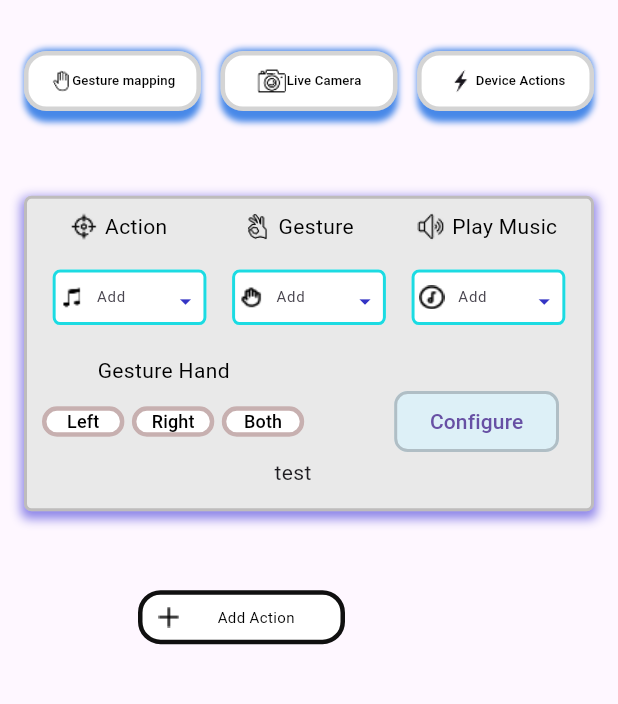
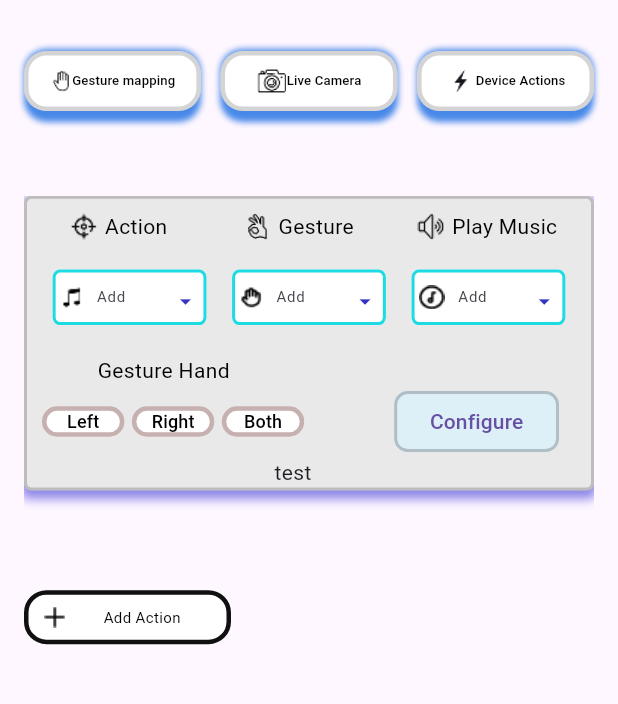
Before and after one commit to RafailAndreou/sensee, a Flutter app: the screen it shows after launch, on a phone screen of 412 x 824 dp, the part 63-767 px from its top. Run offline on Flutter 3.47's test engine with Material 3 defaults, Android fonts, the phone set to English and light mode, and no system bars; our stand-ins replace webview_flutter; missing offline and left inert: ir_sensor_plugin.

Commit message:
Added multiple connections and listview

```diff
--- a/surface_controller/lib/screen/gesturemapping/addactionbutton.dart
+++ b/surface_controller/lib/screen/gesturemapping/addactionbutton.dart
@@ -7,7 +7,12 @@ class AddActionButton extends StatelessWidget {
 
   @override
   Widget build(BuildContext context) {
-    return Container(
+    return GestureDetector(
+      onTap: () {
+        // Handle button tap
+      },
+      child: Container(
+        alignment: Alignment.center,
         width: 138,
         height: 36,
         decoration: BoxDecoration(
@@ -26,6 +31,7 @@ class AddActionButton extends StatelessWidget {
             Text(title, style: TextStyle(fontSize: 10, color: Colors.black)),
           ],
         ),
+      ),
     );
   }
 }
--- a/surface_controller/lib/screen/gesturemapping/gesturemapping.dart
+++ b/surface_controller/lib/screen/gesturemapping/gesturemapping.dart
@@ -13,13 +13,21 @@ class Gesturemapping extends StatelessWidget {
         Flexible(flex: 4, child: Menu()),
         Spacer(flex: 1),
         // keep the connection widget at its intended height
-        Flexible(flex: 4, child: const SizedBox(child: Connection())),
+        Flexible(
+          flex: 4,
+          child: ListView(
+            children: [
+              SizedBox(child: Connection()),
+              SizedBox(height: 50),
+              SizedBox(child: Connection()),
+            ],
+          ),
+        ),
         Spacer(),
         Flexible(
           flex: 4,
           child: Row(
             children: [
-              Spacer(),
               Flexible(flex: 4, child: AddActionButton(title: "Add Action")),
             ],
           ),
```
Lines whose indentation alone changed are shown as unchanged.
